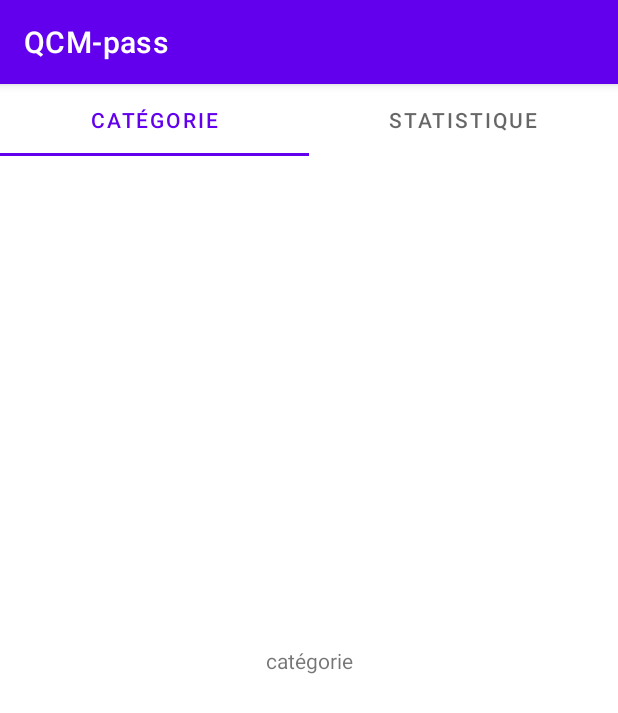
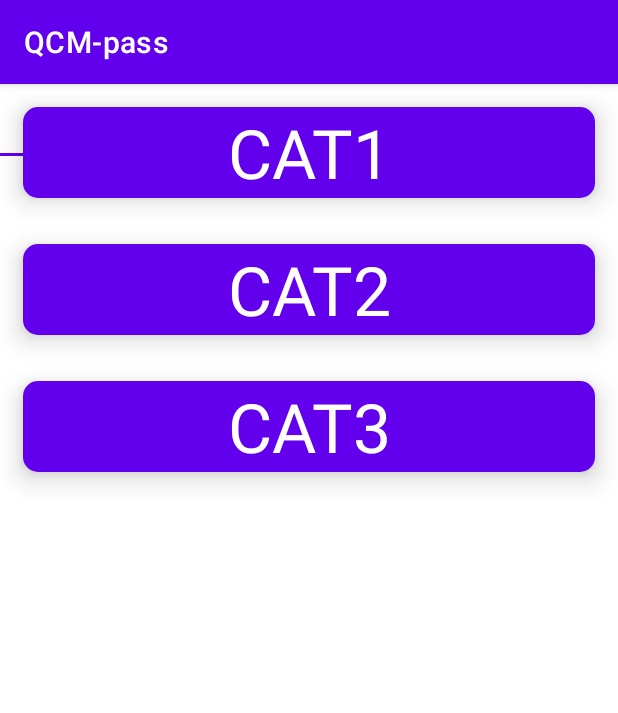
Before and after one commit to singard/QCM-pass, an Android app: the screen it shows after launch (HomeActivity), after a tap on "GO", on a phone screen of 412 x 824 dp. Shown: the top 713 px of the screen. Run offline under Robolectric (Android 15) with nearby library versions, the phone set to English and light mode, and no system bars.

Commit message:
cardview ok

```diff
--- /dev/null
+++ b/app/src/main/java/com/ynov/qcm_pass/card/CategoryAdapter.kt
@@ -0,0 +1,22 @@
+package com.ynov.qcm_pass.card
+
+import android.view.LayoutInflater
+import android.view.ViewGroup
+import androidx.recyclerview.widget.RecyclerView
+import com.ynov.qcm_pass.R
+
+class CategoryAdapter(private val categorys: List<com.ynov.qcm_pass.model.Category>) : RecyclerView.Adapter<CategoryViewHolder>() {
+
+    override fun onCreateViewHolder(parent: ViewGroup, viewType: Int): CategoryViewHolder {
+        val view = LayoutInflater.from(parent.context)
+            .inflate(R.layout.card_category, parent, false)
+        return CategoryViewHolder(view)
+    }
+
+    override fun getItemCount(): Int = categorys.size
+
+    override fun onBindViewHolder(holder: CategoryViewHolder, position: Int) {
+        val category = categorys[position]
+        holder.bind(category)
+    }
+}
--- /dev/null
+++ b/app/src/main/java/com/ynov/qcm_pass/card/CategoryViewHolder.kt
@@ -0,0 +1,30 @@
+package com.ynov.qcm_pass.card
+
+
+import android.view.View
+import android.widget.TextView
+import android.widget.Toast
+import androidx.cardview.widget.CardView
+import androidx.core.content.ContentProviderCompat.requireContext
+import androidx.recyclerview.widget.RecyclerView
+import com.ynov.qcm_pass.R
+import com.ynov.qcm_pass.model.Category
+
+class CategoryViewHolder(itemView: View) : RecyclerView.ViewHolder(itemView) {
+    private val textViewName: TextView = itemView.findViewById(R.id.cardName)
+    private val cardView: CardView = itemView.findViewById(R.id.cardViewJob) // pour le clic card
+
+    fun bind(category: Category) {
+        textViewName.text = category.toString()
+
+        //pour le clic card
+        cardView.setOnClickListener {
+
+            Toast.makeText(itemView.context, "clic sur : ${category.toString()}", Toast.LENGTH_SHORT).show()
+
+            //al intent = Intent(itemView.context, JobDetailActivity::class.java)
+            //intent.putExtra("characterClass", characterJob)
+            //itemView.context.startActivity(intent)
+        }
+    }
+}
--- a/app/src/main/java/com/ynov/qcm_pass/model/Category.kt
+++ b/app/src/main/java/com/ynov/qcm_pass/model/Category.kt
@@ -3,5 +3,18 @@ package com.ynov.qcm_pass.model
 enum class Category {
     CAT1,
     CAT2,
-    CAT3
+    CAT3;
+
+
+
+    companion object {
+        fun list(): List<Category> {
+            val itemList = mutableListOf<Category>()
+
+            for (category in Category.values()) {
+                itemList.add(category)
+            }
+            return itemList
+        }
+    }
 }
--- a/app/src/main/java/com/ynov/qcm_pass/view/CategorieFragment.kt
+++ b/app/src/main/java/com/ynov/qcm_pass/view/CategorieFragment.kt
@@ -1,7 +1,6 @@
 package com.ynov.qcm_pass.view
 
 import android.os.Bundle
-import android.util.Log
 import android.view.LayoutInflater
 import android.view.View
 import android.view.ViewGroup
@@ -9,8 +8,8 @@ import androidx.fragment.app.Fragment
 import androidx.recyclerview.widget.LinearLayoutManager
 import androidx.recyclerview.widget.RecyclerView
 import com.ynov.qcm_pass.R
-import java.io.BufferedReader
-import java.io.InputStreamReader
+import com.ynov.qcm_pass.card.CategoryAdapter
+import com.ynov.qcm_pass.model.Category
 
 class CategorieFragment: Fragment() {
 
@@ -25,6 +24,11 @@ class CategorieFragment: Fragment() {
     ): View? {
         val view = inflater.inflate(R.layout.fragment_category, container, false)
 
+        //cardview
+        val recyclerView = view.findViewById<RecyclerView>(R.id.recycler_view)
+        val adapter = CategoryAdapter(Category.list())
+        recyclerView.adapter = adapter
+        recyclerView.layoutManager = LinearLayoutManager(requireContext())
 
         return view
     }
--- /dev/null
+++ b/app/src/main/res/layout/card_category.xml
@@ -0,0 +1,42 @@
+<androidx.cardview.widget.CardView xmlns:android="http://schemas.android.com/apk/res/android"
+    xmlns:app="http://schemas.android.com/apk/res-auto"
+    xmlns:tools="http://schemas.android.com/tools"
+    android:id="@+id/cardViewJob"
+    android:layout_width="match_parent"
+    android:layout_height="wrap_content"
+    app:cardCornerRadius="10dp"
+    app:cardElevation="10dp"
+    android:layout_margin="15dp"
+    app:layout_constraintTop_toTopOf="parent"
+    app:layout_constraintLeft_toLeftOf="parent"
+    app:layout_constraintRight_toRightOf="parent"
+    app:layout_constraintHeight_default="percent"
+    app:layout_constraintHeight_percent="0.5"
+    android:background="?attr/colorPrimary"
+    >
+
+    <androidx.constraintlayout.widget.ConstraintLayout
+        android:id="@+id/constraintLayout"
+        android:layout_width="match_parent"
+        android:layout_height="match_parent"
+        android:background="?attr/colorPrimary">
+
+
+        <TextView
+            android:id="@+id/cardName"
+            android:layout_width="0dp"
+            android:layout_height="wrap_content"
+            android:gravity="center_horizontal"
+            android:text="erzt"
+            android:textColor="?attr/colorOnPrimary"
+            android:textSize="45sp"
+            app:layout_constraintBottom_toBottomOf="parent"
+            app:layout_constraintEnd_toEndOf="parent"
+            app:layout_constraintStart_toStartOf="parent"
+            app:layout_constraintTop_toTopOf="parent" />
+
+
+    </androidx.constraintlayout.widget.ConstraintLayout>
+
+
+</androidx.cardview.widget.CardView>
--- a/app/src/main/res/layout/fragment_category.xml
+++ b/app/src/main/res/layout/fragment_category.xml
@@ -1,17 +1,13 @@
-<?xml version="1.0" encoding="utf-8"?>
-<androidx.constraintlayout.widget.ConstraintLayout xmlns:android="http://schemas.android.com/apk/res/android"
+<LinearLayout xmlns:android="http://schemas.android.com/apk/res/android"
     xmlns:app="http://schemas.android.com/apk/res-auto"
-    xmlns:tools="http://schemas.android.com/tools"
     android:layout_width="match_parent"
-    android:layout_height="match_parent">
+    android:layout_height="match_parent"
+    android:orientation="horizontal">
 
-    <TextView
-        android:id="@+id/textView"
-        android:layout_width="wrap_content"
-        android:layout_height="wrap_content"
-        android:text="catégorie"
-        app:layout_constraintBottom_toBottomOf="parent"
-        app:layout_constraintEnd_toEndOf="parent"
-        app:layout_constraintStart_toStartOf="parent"
-        app:layout_constraintTop_toTopOf="parent" />
-</androidx.constraintlayout.widget.ConstraintLayout>
+    <!--cardview-->
+    <androidx.recyclerview.widget.RecyclerView
+        android:id="@+id/recycler_view"
+        android:layout_width="match_parent"
+        android:layout_height="match_parent" />
+
+</LinearLayout>
```
